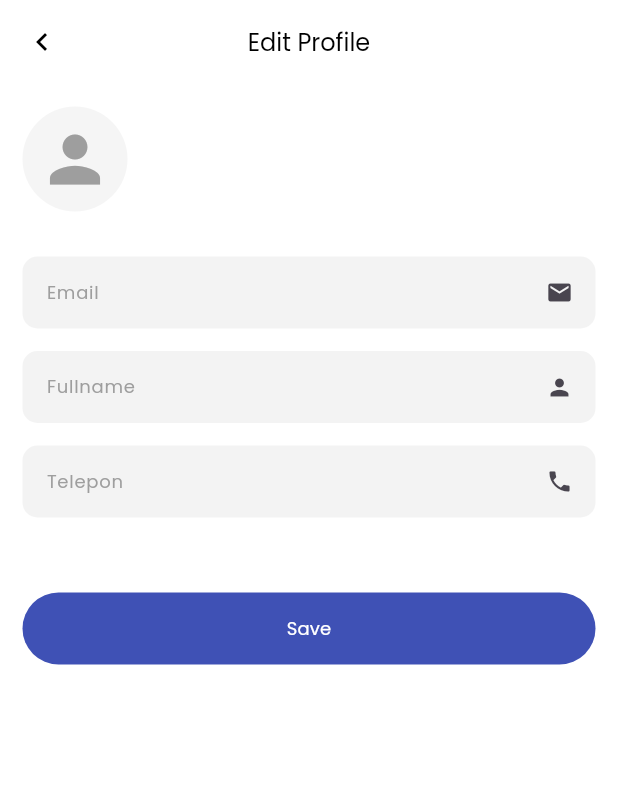
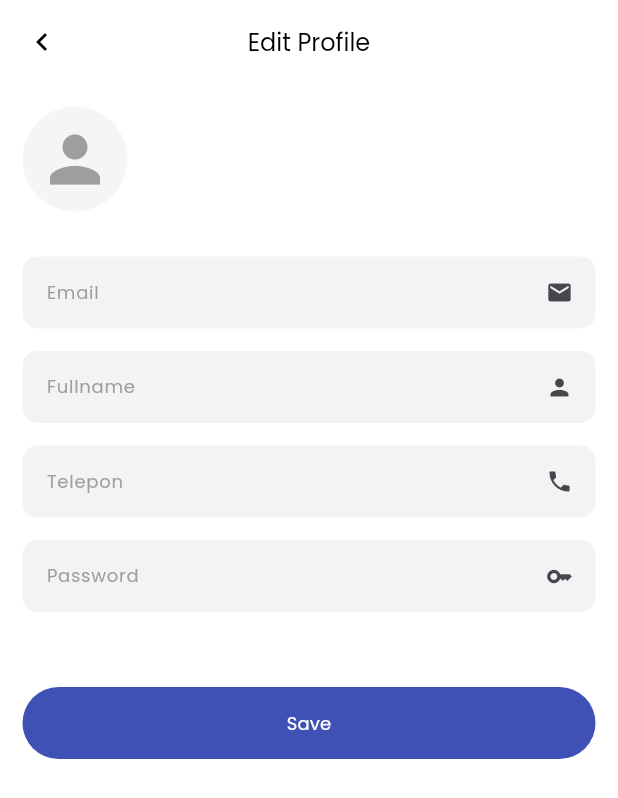
Before and after one commit to Fawaidac/presensi, a Flutter app: the ProfileView screen opened by its route, after a tap on "Save", on a phone screen of 412 x 824 dp. Shown: the top 798 px of the screen. Run offline on Flutter 3.47's test engine with Material 3 defaults, Android fonts, the phone set to English and light mode, and no system bars; our stand-ins replace cloud_firestore, firebase_auth, firebase_core, flutter_map, geocoding, get and 5 more; missing offline and left inert: flutter_osm_plugin, flutter_polyline_points; accounts and stored records are empty; network calls fail.

Commit message:
update profile

```diff
--- a/lib/app/controllers/user_controller.dart
+++ b/lib/app/controllers/user_controller.dart
@@ -21,4 +21,8 @@ class UserController extends GetxController {
     final userData = snapshot.docs.map((e) => UserModel.fromSnapshot(e)).single;
     return userData;
   }
+
+  Future<void> updateUserProfile(UserModel userModel) async {
+    await _db.collection("Users").doc(userModel.id).update(userModel.toJson());
+  }
 }
--- a/lib/app/modules/profile/controllers/profile_controller.dart
+++ b/lib/app/modules/profile/controllers/profile_controller.dart
@@ -1,6 +1,8 @@
+import 'package:flutter/material.dart';
 import 'package:get/get.dart';
 import 'package:presensi/app/controllers/auth_controller.dart';
 import 'package:presensi/app/controllers/user_controller.dart';
+import 'package:presensi/model/user.dart';
 
 class ProfileController extends GetxController {
   final authController = Get.put(AuthController());
@@ -14,4 +16,8 @@ class ProfileController extends GetxController {
       print("Error get data user email not found");
     }
   }
+
+  updateUser(UserModel userModel) async {
+    userController.updateUserProfile(userModel);
+  }
 }
--- a/lib/app/modules/profile/views/profile_view.dart
+++ b/lib/app/modules/profile/views/profile_view.dart
@@ -44,6 +44,10 @@ class ProfileView extends GetView<ProfileController> {
                 if (snapshot.connectionState == ConnectionState.done) {
                   UserModel user = snapshot.data as UserModel;
                   if (snapshot.hasData) {
+                    final email = TextEditingController(text: user.email);
+                    final fullname = TextEditingController(text: user.fullname);
+                    final telp = TextEditingController(text: user.telp);
+                    final password = TextEditingController(text: user.password);
                     return Column(
                       children: [
                         Row(
@@ -86,7 +90,7 @@ class ProfileView extends GetView<ProfileController> {
                           padding: const EdgeInsets.only(top: 30),
                           child: TextFormField(
                             textInputAction: TextInputAction.next,
-                            initialValue: user.email,
+                            controller: email,
                             style: AppFonts.poppins(
                                 fontSize: 12, color: blackColor),
                             keyboardType: TextInputType.emailAddress,
@@ -123,7 +127,7 @@ class ProfileView extends GetView<ProfileController> {
                           padding: const EdgeInsets.only(top: 15),
                           child: TextFormField(
                             textInputAction: TextInputAction.next,
-                            initialValue: user.fullname,
+                            controller: fullname,
                             style: AppFonts.poppins(
                                 fontSize: 12, color: blackColor),
                             keyboardType: TextInputType.name,
@@ -160,7 +164,7 @@ class ProfileView extends GetView<ProfileController> {
                           padding: const EdgeInsets.only(top: 15),
                           child: TextFormField(
                             textInputAction: TextInputAction.next,
-                            initialValue: user.telp,
+                            controller: telp,
                             style: AppFonts.poppins(
                                 fontSize: 12, color: blackColor),
                             keyboardType: TextInputType.number,
@@ -194,12 +198,57 @@ class ProfileView extends GetView<ProfileController> {
                             ),
                           ),
                         ),
+                        Padding(
+                          padding: const EdgeInsets.only(top: 15),
+                          child: TextFormField(
+                            textInputAction: TextInputAction.next,
+                            obscureText: true,
+                            controller: password,
+                            style: AppFonts.poppins(
+                                fontSize: 12, color: blackColor),
+                            keyboardType: TextInputType.name,
+                            enabled: true,
+                            inputFormatters: [
+                              FilteringTextInputFormatter.singleLineFormatter,
+                            ],
+                            decoration: InputDecoration(
+                              hintText: "Password",
+                              isDense: true,
+                              suffixIcon: Icon(Icons.key),
+                              hintStyle: AppFonts.poppins(
+                                  fontSize: 12, color: Colors.grey),
+                              enabledBorder: OutlineInputBorder(
+                                borderSide: const BorderSide(
+                                  color: Colors.transparent,
+                                  width: 1,
+                                ),
+                                borderRadius: BorderRadius.circular(10),
+                              ),
+                              focusedBorder: OutlineInputBorder(
+                                borderSide: const BorderSide(
+                                  color: Colors.transparent,
+                                  width: 1,
+                                ),
+                                borderRadius: BorderRadius.circular(10),
+                              ),
+                              filled: true,
+                              fillColor: Color(0xffC4C4C4).withOpacity(0.2),
+                            ),
+                          ),
+                        ),
                         Container(
                           margin: const EdgeInsets.only(top: 50),
                           width: double.infinity,
                           height: 48,
                           child: ElevatedButton(
-                              onPressed: () {},
+                              onPressed: () async {
+                                final userData = UserModel(
+                                    fullname: fullname.text.trim(),
+                                    email: email.text.trim(),
+                                    telp: telp.text.trim(),
+                                    password: password.text.trim());
+                                await controller.updateUser(userData);
+                              },
                               style: ElevatedButton.styleFrom(
                                 backgroundColor: Colors.indigo,
                                 shadowColor: Colors.transparent,
```
